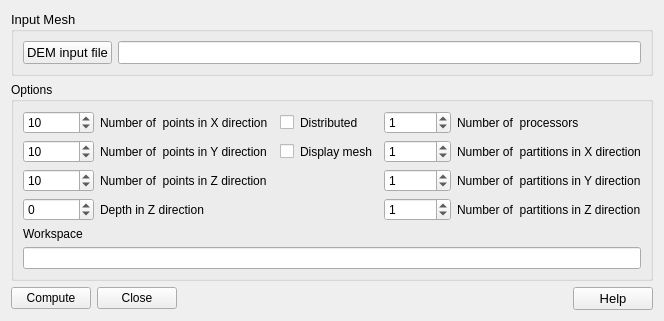
First picture: the form in src/Tools/TopIIVolMeshPlug/TopIIVolMeshPluginDialog.ui, repository SalomePlatform/smesh, before the edit.
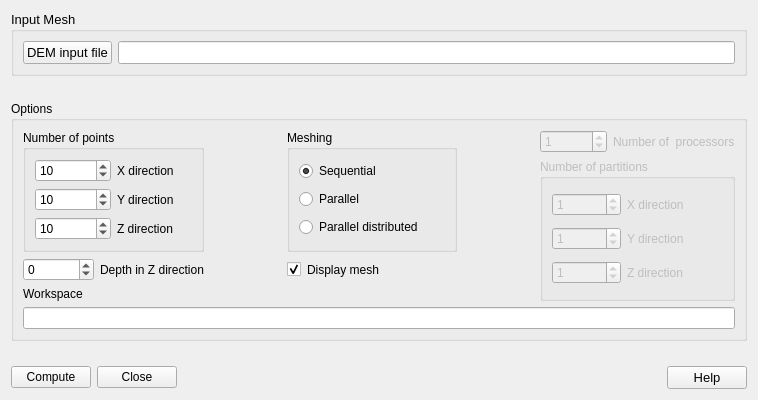
Second picture: the form after the edit.

Commit message: Better layout with documentation update Thanks to Christophe

The edit to the form file:
```diff
--- a/src/Tools/TopIIVolMeshPlug/TopIIVolMeshPluginDialog.ui
+++ b/src/Tools/TopIIVolMeshPlug/TopIIVolMeshPluginDialog.ui
@@ -6,8 +6,8 @@
    <rect>
     <x>0</x>
     <y>0</y>
-    <width>663</width>
-    <height>298</height>
+    <width>758</width>
+    <height>400</height>
    </rect>
   </property>
   <property name="windowTitle">
@@ -129,25 +129,74 @@
      <property name="title">
       <string>Options</string>
      </property>
-     <layout class="QGridLayout" name="gridLayout_3">
-      <item row="0" column="0">
-       <widget class="QSpinBox" name="qsbXPoints">
-        <property name="minimum">
-         <number>0</number>
+     <layout class="QGridLayout" name="gridLayout_6">
+      <item row="0" column="0" rowspan="2" colspan="2">
+       <widget class="QGroupBox" name="qgbNBpoints">
+        <property name="title">
+         <string>Number of points</string>
         </property>
-        <property name="maximum">
-         <number>999999999</number>
-        </property>
-        <property name="value">
-         <number>10</number>
-        </property>
-       </widget>
-      </item>
-      <item row="0" column="1">
-       <widget class="QLabel" name="qlXpoints">
-        <property name="text">
-         <string>Number of  points in X direction</string>
-        </property>
+        <layout class="QGridLayout" name="gridLayout_4">
+         <item row="0" column="0">
+          <widget class="QSpinBox" name="qsbXPoints">
+           <property name="minimum">
+            <number>0</number>
+           </property>
+           <property name="maximum">
+            <number>999999999</number>
+           </property>
+           <property name="value">
+            <number>10</number>
+           </property>
+          </widget>
+         </item>
+         <item row="0" column="1">
+          <widget class="QLabel" name="qlXpoints">
+           <property name="text">
+            <string>X direction</string>
+           </property>
+          </widget>
+         </item>
+         <item row="1" column="0">
+          <widget class="QSpinBox" name="qsbYPoints">
+           <property name="minimum">
+            <number>0</number>
+           </property>
+           <property name="maximum">
+            <number>999999999</number>
+           </property>
+           <property name="value">
+            <number>10</number>
+           </property>
+          </widget>
+         </item>
+         <item row="1" column="1">
+          <widget class="QLabel" name="qlYpoints">
+           <property name="text">
+            <string>Y direction</string>
+           </property>
+          </widget>
+         </item>
+         <item row="2" column="0">
+          <widget class="QSpinBox" name="qsbZPoints">
+           <property name="minimum">
+            <number>0</number>
+           </property>
+           <property name="maximum">
+            <number>999999999</number>
+           </property>
+           <property name="value">
+            <number>10</number>
+           </property>
+          </widget>
+         </item>
+         <item row="2" column="1">
+          <widget class="QLabel" name="qlZpoints">
+           <property name="text">
+            <string>Z direction</string>
+           </property>
+          </widget>
+         </item>
+        </layout>
        </widget>
       </item>
       <item row="0" column="2">
@@ -157,167 +206,160 @@
         </property>
         <property name="sizeHint" stdset="0">
          <size>
-          <width>40</width>
+          <width>0</width>
           <height>20</height>
          </size>
         </property>
        </spacer>
       </item>
-      <item row="0" column="3">
-       <widget class="QCheckBox" name="qcbDistributed">
-        <property name="text">
-         <string/>
+      <item row="0" column="3" rowspan="2" colspan="3">
+       <widget class="QGroupBox" name="groupBox_2">
+        <property name="title">
+         <string>Meshing</string>
         </property>
+        <layout class="QGridLayout" name="gridLayout_5">
+         <item row="0" column="0">
+          <widget class="QRadioButton" name="qrbSeq">
+           <property name="text">
+            <string>Sequential</string>
+           </property>
+           <property name="checked">
+            <bool>true</bool>
+           </property>
+          </widget>
+         </item>
+         <item row="1" column="0">
+          <widget class="QRadioButton" name="qrbPar">
+           <property name="text">
+            <string>Parallel</string>
+           </property>
+          </widget>
+         </item>
+         <item row="2" column="0">
+          <widget class="QRadioButton" name="qrbDist">
+           <property name="text">
+            <string>Parallel distributed</string>
+           </property>
+          </widget>
+         </item>
+        </layout>
        </widget>
       </item>
-      <item row="0" column="4">
-       <widget class="QLabel" name="qlDistributed">
-        <property name="text">
-         <string>Distributed</string>
-        </property>
-       </widget>
-      </item>
-      <item row="0" column="5">
-       <spacer name="horizontalSpacer_2">
-        <property name="orientation">
-         <enum>Qt::Horizontal</enum>
-        </property>
-        <property name="sizeHint" stdset="0">
-         <size>
-          <width>40</width>
-          <height>20</height>
-         </size>
-        </property>
-       </spacer>
-      </item>
       <item row="0" column="6">
-       <widget class="QSpinBox" name="qsbNBprocs">
-        <property name="minimum">
-         <number>0</number>
+       <spacer name="horizontalSpacer_5">
+        <property name="orientation">
+         <enum>Qt::Horizontal</enum>
         </property>
-        <property name="maximum">
-         <number>999999999</number>
+        <property name="sizeHint" stdset="0">
+         <size>
+          <width>0</width>
+          <height>20</height>
+         </size>
         </property>
-        <property name="value">
-         <number>1</number>
-        </property>
-       </widget>
+       </spacer>
       </item>
       <item row="0" column="7">
-       <widget class="QLabel" name="qlbNbProcs">
-        <property name="text">
-         <string>Number of  processors</string>
+       <widget class="QSpinBox" name="qsbNBprocs">
+        <property name="enabled">
+         <bool>false</bool>
+        </property>
+        <property name="minimum">
+         <number>0</number>
+        </property>
+        <property name="maximum">
+         <number>999999999</number>
+        </property>
+        <property name="value">
+         <number>1</number>
         </property>
        </widget>
       </item>
       <item row="0" column="8">
-       <spacer name="horizontalSpacer_4">
-        <property name="orientation">
-         <enum>Qt::Horizontal</enum>
+       <widget class="QLabel" name="qlbNBprocs">
+        <property name="enabled">
+         <bool>false</bool>
         </property>
-        <property name="sizeHint" stdset="0">
-         <size>
-          <width>45</width>
-          <height>20</height>
-         </size>
-        </property>
-       </spacer>
-      </item>
-      <item row="1" column="0">
-       <widget class="QSpinBox" name="qsbYPoints">
-        <property name="minimum">
-         <number>0</number>
-        </property>
-        <property name="maximum">
-         <number>999999999</number>
-        </property>
-        <property name="value">
-         <number>10</number>
-        </property>
-       </widget>
-      </item>
-      <item row="1" column="1">
-       <widget class="QLabel" name="qlYpoints">
         <property name="text">
-         <string>Number of  points in Y direction</string>
+         <string>Number of  processors</string>
         </property>
        </widget>
       </item>
-      <item row="1" column="3">
-       <widget class="QCheckBox" name="qcbDisplayMesh">
-        <property name="text">
-         <string/>
+      <item row="1" column="7" rowspan="3" colspan="2">
+       <widget class="QGroupBox" name="qgbDist">
+        <property name="enabled">
+         <bool>false</bool>
         </property>
-       </widget>
-      </item>
-      <item row="1" column="4">
-       <widget class="QLabel" name="qlDisplayMesh">
-        <property name="text">
-         <string>Display mesh</string>
+        <property name="title">
+         <string>Number of partitions</string>
         </property>
-       </widget>
-      </item>
-      <item row="1" column="6">
-       <widget class="QSpinBox" name="qsbXParts">
-        <property name="minimum">
-         <number>0</number>
+        <property name="checkable">
+         <bool>false</bool>
         </property>
-        <property name="maximum">
-         <number>999999999</number>
-        </property>
-        <property name="value">
-         <number>1</number>
-        </property>
-       </widget>
-      </item>
-      <item row="1" column="7" colspan="2">
-       <widget class="QLabel" name="qlbXParts">
-        <property name="text">
-         <string>Number of  partitions in X direction</string>
-        </property>
+        <layout class="QGridLayout" name="gridLayout_3">
+         <item row="1" column="0" colspan="2">
+          <widget class="QSpinBox" name="qsbYParts">
+           <property name="minimum">
+            <number>0</number>
+           </property>
+           <property name="maximum">
+            <number>999999999</number>
+           </property>
+           <property name="value">
+            <number>1</number>
+           </property>
+          </widget>
+         </item>
+         <item row="1" column="2" colspan="2">
+          <widget class="QLabel" name="qlbYParts">
+           <property name="text">
+            <string>Y direction</string>
+           </property>
+          </widget>
+         </item>
+         <item row="0" column="2" colspan="2">
+          <widget class="QLabel" name="qlbXParts">
+           <property name="text">
+            <string>X direction</string>
+           </property>
+          </widget>
+         </item>
+         <item row="2" column="2">
+          <widget class="QLabel" name="qlbZParts">
+           <property name="text">
+            <string>Z direction</string>
+           </property>
+          </widget>
+         </item>
+         <item row="2" column="0" colspan="2">
+          <widget class="QSpinBox" name="qsbZParts">
+           <property name="minimum">
+            <number>0</number>
+           </property>
+           <property name="maximum">
+            <number>999999999</number>
+           </property>
+           <property name="value">
+            <number>1</number>
+           </property>
+          </widget>
+         </item>
+         <item row="0" column="0" colspan="2">
+          <widget class="QSpinBox" name="qsbXParts">
+           <property name="minimum">
+            <number>0</number>
+           </property>
+           <property name="maximum">
+            <number>999999999</number>
+           </property>
+           <property name="value">
+            <number>1</number>
+           </property>
+          </widget>
+         </item>
+        </layout>
        </widget>
       </item>
       <item row="2" column="0">
-       <widget class="QSpinBox" name="qsbZPoints">
-        <property name="minimum">
-         <number>0</number>
-        </property>
-        <property name="maximum">
-         <number>999999999</number>
-        </property>
-        <property name="value">
-         <number>10</number>
-        </property>
-       </widget>
-      </item>
-      <item row="2" column="1">
-       <widget class="QLabel" name="qlZpoints">
-        <property name="text">
-         <string>Number of  points in Z direction</string>
-        </property>
-       </widget>
-      </item>
-      <item row="2" column="6">
-       <widget class="QSpinBox" name="qsbYParts">
-        <property name="minimum">
-         <number>0</number>
-        </property>
-        <property name="maximum">
-         <number>999999999</number>
-        </property>
-        <property name="value">
-         <number>1</number>
-        </property>
-       </widget>
-      </item>
-      <item row="2" column="7" colspan="2">
-       <widget class="QLabel" name="qlbYParts">
-        <property name="text">
-         <string>Number of  partitions in Y direction</string>
-        </property>
-       </widget>
-      </item>
-      <item row="3" column="0">
        <widget class="QSpinBox" name="qsbDepth">
         <property name="minimum">
          <number>-999999999</number>
@@ -330,41 +372,51 @@
         </property>
        </widget>
       </item>
-      <item row="3" column="1">
+      <item row="2" column="1">
        <widget class="QLabel" name="qlDepth">
         <property name="text">
          <string>Depth in Z direction</string>
         </property>
        </widget>
       </item>
-      <item row="3" column="6">
-       <widget class="QSpinBox" name="qsbZParts">
-        <property name="minimum">
-         <number>0</number>
+      <item row="2" column="3">
+       <widget class="QCheckBox" name="qcbDisplayMesh">
+        <property name="text">
+         <string/>
         </property>
-        <property name="maximum">
-         <number>999999999</number>
+        <property name="checked">
+         <bool>true</bool>
         </property>
-        <property name="value">
-         <number>1</number>
-        </property>
        </widget>
       </item>
-      <item row="3" column="7" colspan="2">
-       <widget class="QLabel" name="qlbZParts">
+      <item row="2" column="4">
+       <widget class="QLabel" name="qlDisplayMesh">
         <property name="text">
-         <string>Number of  partitions in Z direction</string>
+         <string>Display mesh</string>
         </property>
        </widget>
       </item>
-      <item row="4" column="0">
+      <item row="2" column="5">
+       <spacer name="horizontalSpacer_2">
+        <property name="orientation">
+         <enum>Qt::Horizontal</enum>
+        </property>
+        <property name="sizeHint" stdset="0">
+         <size>
+          <width>60</width>
+          <height>20</height>
+         </size>
+        </property>
+       </spacer>
+      </item>
+      <item row="3" column="0">
        <widget class="QLabel" name="qlTmpDir">
         <property name="text">
          <string>Workspace</string>
         </property>
        </widget>
       </item>
-      <item row="5" column="0" colspan="9">
+      <item row="4" column="0" colspan="9">
        <widget class="QLineEdit" name="qleTmpDir">
         <property name="sizePolicy">
          <sizepolicy hsizetype="Expanding" vsizetype="Fixed">
```
Left out of the diff: 4 changed lines with no effect on the pictures. The commit also changes 4 other files.
